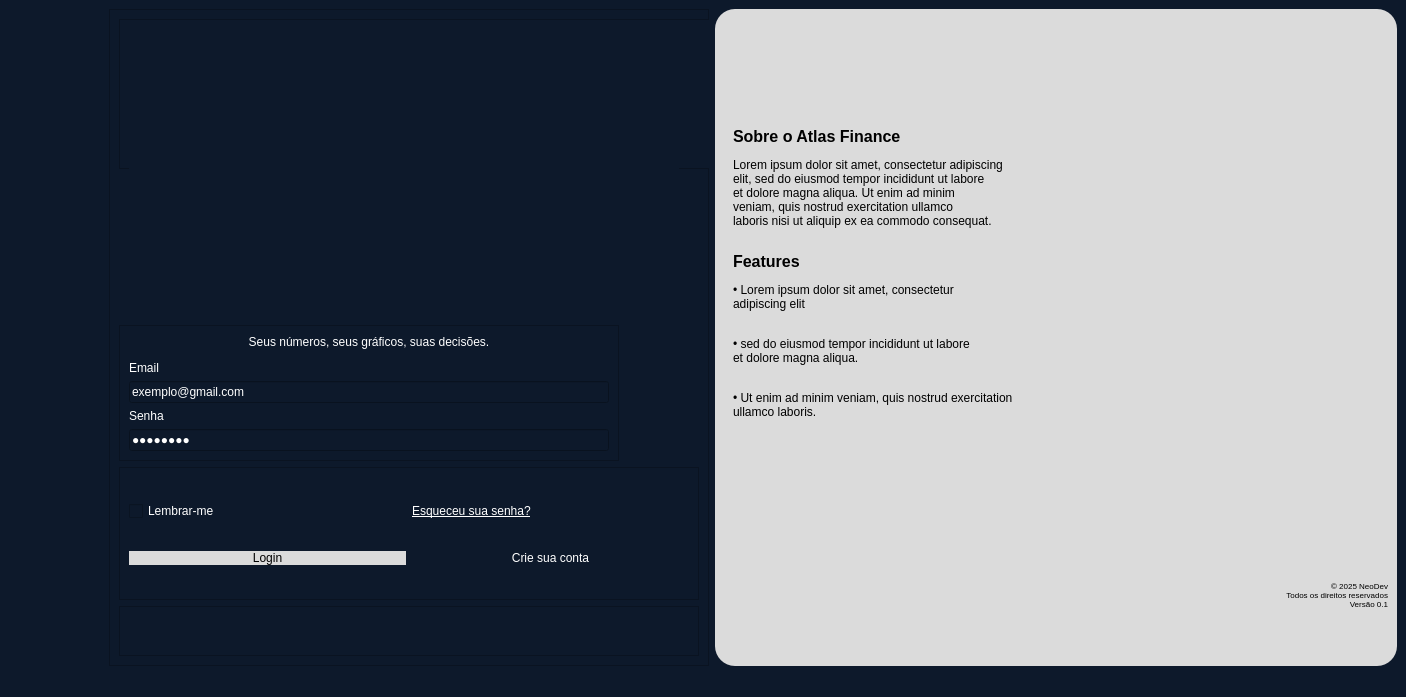
Above: ui/LoginWindow.ui from kawlu/Atlas-Finance before the change. Below: the same form after it.
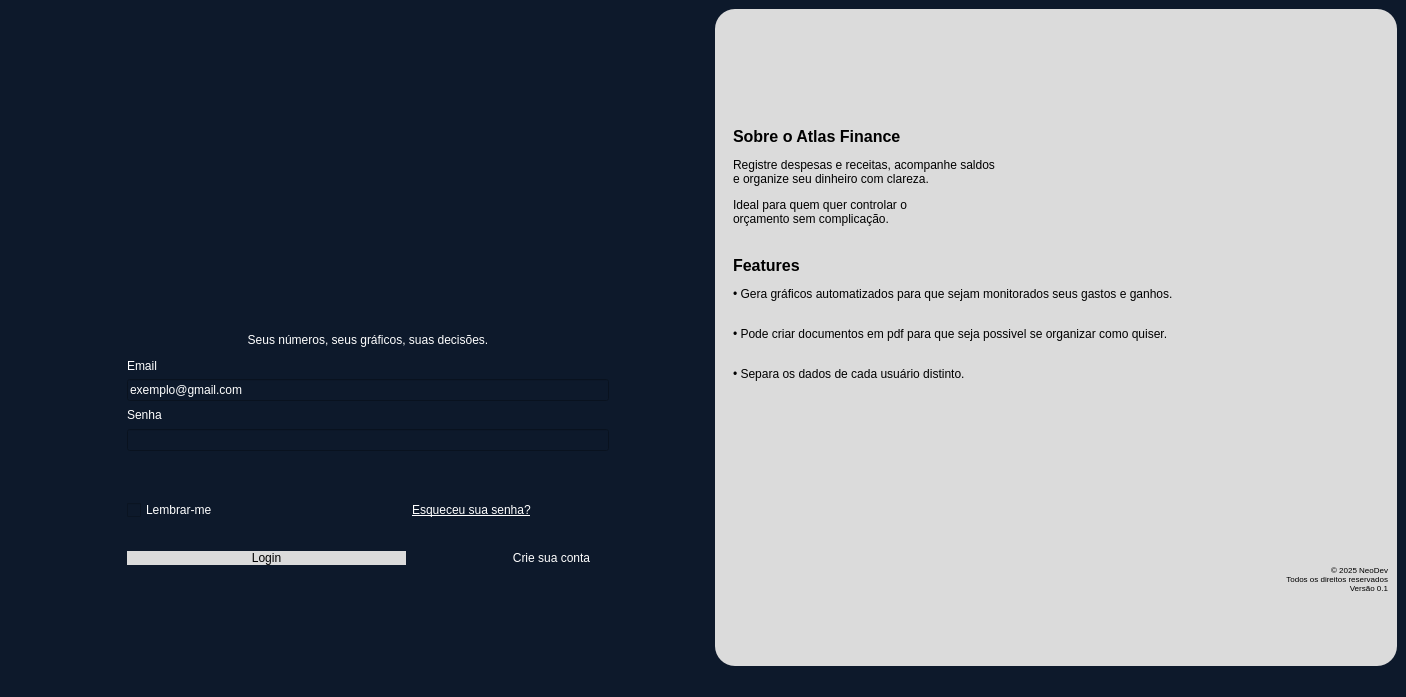
That is the form after the change. Icons and pictures are not drawn.

Commit message: Ajustando visualmente a tela de login

What changed in the file:
```diff
--- a/ui/LoginWindow.ui
+++ b/ui/LoginWindow.ui
@@ -52,7 +52,7 @@
        <string notr="true">color: rgb(255, 255, 255);</string>
       </property>
       <property name="frameShape">
-       <enum>QFrame::StyledPanel</enum>
+       <enum>QFrame::NoFrame</enum>
       </property>
       <property name="frameShadow">
        <enum>QFrame::Raised</enum>
@@ -73,7 +73,7 @@
           </size>
          </property>
          <property name="frameShape">
-          <enum>QFrame::StyledPanel</enum>
+          <enum>QFrame::NoFrame</enum>
          </property>
          <property name="frameShadow">
           <enum>QFrame::Raised</enum>
@@ -93,6 +93,9 @@
               <height>150</height>
              </size>
             </property>
+            <property name="frameShape">
+             <enum>QFrame::NoFrame</enum>
+            </property>
             <property name="text">
              <string>&lt;html&gt;&lt;head/&gt;&lt;body&gt;&lt;p&gt;&lt;img src=&quot;:/icons/Logo_Atlasmini.png&quot;/&gt;&lt;/p&gt;&lt;/body&gt;&lt;/html&gt;</string>
             </property>
@@ -157,7 +160,7 @@
           </size>
          </property>
          <property name="frameShape">
-          <enum>QFrame::StyledPanel</enum>
+          <enum>QFrame::NoFrame</enum>
          </property>
          <property name="frameShadow">
           <enum>QFrame::Raised</enum>
@@ -165,6 +168,9 @@
          <layout class="QVBoxLayout" name="verticalLayout_2">
           <item>
            <widget class="QLabel" name="label_4">
+            <property name="frameShape">
+             <enum>QFrame::NoFrame</enum>
+            </property>
             <property name="text">
              <string>&lt;html&gt;&lt;head/&gt;&lt;body&gt;&lt;p align=&quot;center&quot;&gt;Seus números, seus gráficos, suas decisões.&lt;/p&gt;&lt;p&gt;Email&lt;/p&gt;&lt;/body&gt;&lt;/html&gt;</string>
             </property>
@@ -179,6 +185,9 @@
           </item>
           <item>
            <widget class="QLabel" name="label_5">
+            <property name="frameShape">
+             <enum>QFrame::NoFrame</enum>
+            </property>
             <property name="text">
              <string>Senha</string>
             </property>
@@ -187,7 +196,7 @@
           <item>
            <widget class="QLineEdit" name="lineEdit_2">
             <property name="text">
-             <string>********</string>
+             <string/>
             </property>
             <property name="echoMode">
              <enum>QLineEdit::Password</enum>
@@ -206,7 +215,7 @@
           </size>
          </property>
          <property name="frameShape">
-          <enum>QFrame::StyledPanel</enum>
+          <enum>QFrame::NoFrame</enum>
          </property>
          <property name="frameShadow">
           <enum>QFrame::Raised</enum>
@@ -229,6 +238,9 @@
             <property name="cursor">
              <cursorShape>PointingHandCursor</cursorShape>
             </property>
+            <property name="frameShape">
+             <enum>QFrame::NoFrame</enum>
+            </property>
             <property name="text">
              <string>Esqueceu sua senha?</string>
             </property>
@@ -276,7 +288,7 @@
           </size>
          </property>
          <property name="frameShape">
-          <enum>QFrame::StyledPanel</enum>
+          <enum>QFrame::NoFrame</enum>
          </property>
          <property name="frameShadow">
           <enum>QFrame::Raised</enum>
@@ -342,7 +354,7 @@
              <string notr="true">background-color: rgb(219, 219, 219);</string>
             </property>
             <property name="text">
-             <string>&lt;html&gt;&lt;head/&gt;&lt;body&gt;&lt;p&gt;&lt;span style=&quot; font-size:12pt; font-weight:600;&quot;&gt;Sobre o Atlas Finance&lt;/span&gt;&lt;/p&gt;&lt;p&gt;&lt;span style=&quot; font-size:9pt;&quot;&gt;Lorem ipsum dolor sit amet, consectetur adipiscing &lt;br/&gt;elit, sed do eiusmod tempor incididunt ut labore&lt;br/&gt;et dolore magna aliqua. Ut enim ad minim &lt;br/&gt;veniam, quis nostrud exercitation ullamco &lt;br/&gt;laboris nisi ut aliquip ex ea commodo consequat.&lt;/span&gt;&lt;/p&gt;&lt;/body&gt;&lt;/html&gt;</string>
+             <string>&lt;html&gt;&lt;head/&gt;&lt;body&gt;&lt;p&gt;&lt;span style=&quot; font-size:12pt; font-weight:600;&quot;&gt;Sobre o Atlas Finance&lt;/span&gt;&lt;/p&gt;&lt;p&gt;&lt;span style=&quot; font-size:9pt;&quot;&gt;Registre despesas e receitas, acompanhe saldos&lt;br/&gt;e organize seu dinheiro com clareza.&lt;/span&gt;&lt;/p&gt;&lt;p&gt;&lt;span style=&quot; font-size:9pt;&quot;&gt;Ideal para quem quer controlar o &lt;br/&gt;orçamento sem complicação.&lt;/span&gt;&lt;/p&gt;&lt;/body&gt;&lt;/html&gt;</string>
             </property>
            </widget>
           </item>
@@ -375,8 +387,11 @@
               <height>250</height>
              </size>
             </property>
+            <property name="styleSheet">
+             <string notr="true">text-color: rgb(0, 0, 0)</string>
+            </property>
             <property name="text">
-             <string>&lt;html&gt;&lt;head/&gt;&lt;body&gt;&lt;p&gt;&lt;span style=&quot; font-size:12pt; font-weight:600;&quot;&gt;Features&lt;/span&gt;&lt;/p&gt;&lt;p align=&quot;justify&quot;&gt;• Lorem ipsum dolor sit amet, consectetur &lt;br/&gt;adipiscing elit&lt;/p&gt;&lt;p align=&quot;justify&quot;&gt;&lt;br/&gt;• sed do eiusmod tempor incididunt ut labore &lt;br/&gt;et dolore magna aliqua.&lt;/p&gt;&lt;p align=&quot;justify&quot;&gt;&lt;br/&gt;• Ut enim ad minim veniam, quis nostrud exercitation &lt;br/&gt;ullamco laboris.&lt;/p&gt;&lt;/body&gt;&lt;/html&gt;</string>
+             <string>&lt;html&gt;&lt;head/&gt;&lt;body&gt;&lt;p&gt;&lt;span style=&quot; font-size:12pt; font-weight:600;&quot;&gt;Features&lt;/span&gt;&lt;/p&gt;&lt;p align=&quot;justify&quot;&gt;• Gera gráficos automatizados para que sejam monitorados seus gastos e ganhos.&lt;/p&gt;&lt;p align=&quot;justify&quot;&gt;&lt;br/&gt;• Pode criar documentos em pdf para que seja possivel se organizar como quiser.&lt;/p&gt;&lt;p align=&quot;justify&quot;&gt;&lt;br/&gt;• Separa os dados de cada usuário distinto.&lt;/p&gt;&lt;/body&gt;&lt;/html&gt;</string>
             </property>
            </widget>
           </item>
```
Left out of the diff: 3 changed lines with no effect on the pictures.
